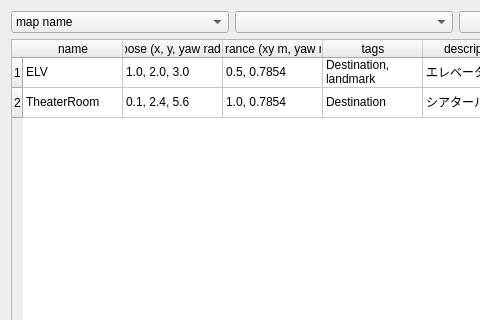
Above: mapoi_rviz_plugins/src/ui/poi_editor.ui from shimz-robotics/mapoi before the change; both pictures show x 0 to 480 and y 0 to 320 of the 688 by 478 pixel window. Below: the same form after it.
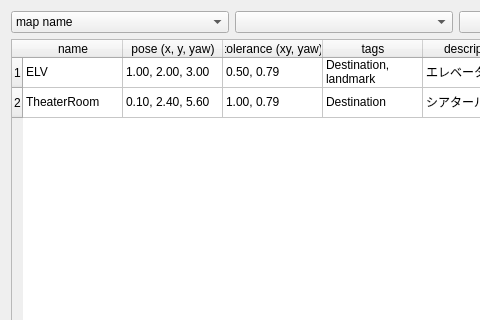
That is the form after the change.

Commit message: ux: POI Editor のヘッダ短縮 + 表示精度を小数点以下 2 桁固定 (#158)

What changed in the file:
```diff
--- a/mapoi_rviz_plugins/src/ui/poi_editor.ui
+++ b/mapoi_rviz_plugins/src/ui/poi_editor.ui
@@ -81,12 +81,12 @@
      </column>
      <column>
       <property name="text">
-       <string>pose (x, y, yaw rad)</string>
+       <string>pose (x, y, yaw)</string>
       </property>
      </column>
      <column>
       <property name="text">
-       <string>tolerance (xy m, yaw rad)</string>
+       <string>tolerance (xy, yaw)</string>
       </property>
      </column>
      <column>
@@ -106,12 +106,12 @@
      </item>
      <item row="0" column="1">
       <property name="text">
-       <string>1.0, 2.0, 3.0</string>
+       <string>1.00, 2.00, 3.00</string>
       </property>
      </item>
      <item row="0" column="2">
       <property name="text">
-       <string>0.5, 0.7854</string>
+       <string>0.50, 0.79</string>
       </property>
      </item>
      <item row="0" column="3">
@@ -131,12 +131,12 @@
      </item>
      <item row="1" column="1">
       <property name="text">
-       <string>0.1, 2.4, 5.6</string>
+       <string>0.10, 2.40, 5.60</string>
       </property>
      </item>
      <item row="1" column="2">
       <property name="text">
-       <string>1.0, 0.7854</string>
+       <string>1.00, 0.79</string>
       </property>
      </item>
      <item row="1" column="3">
```
The commit also changes 2 other files.
